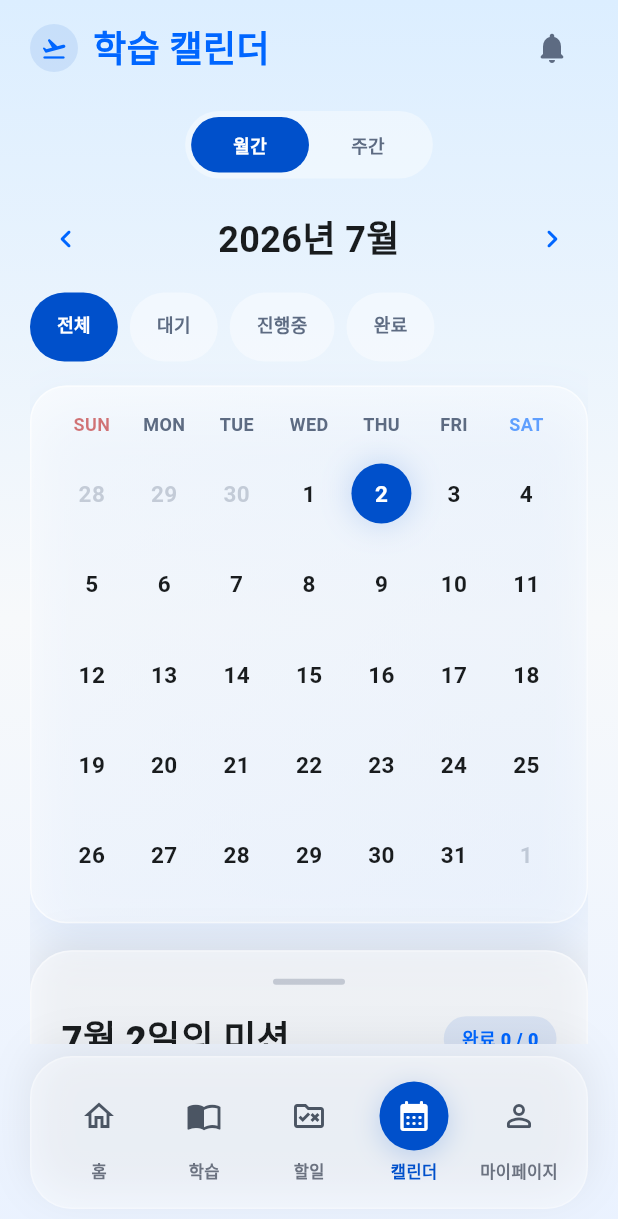
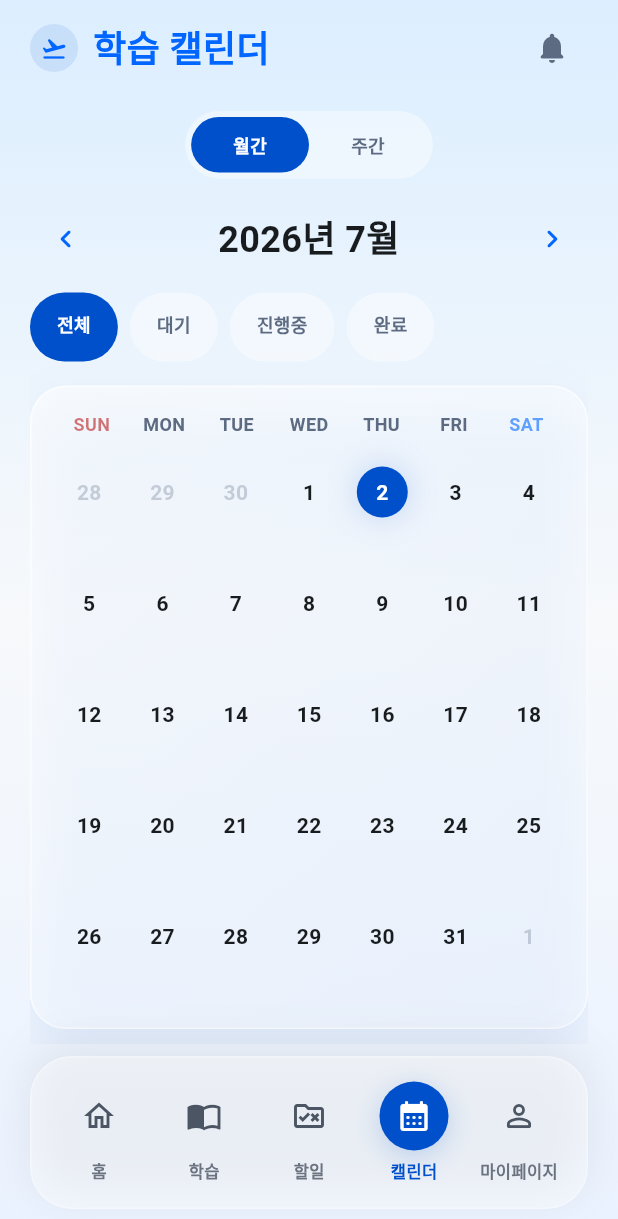
Before and after one commit to C4t4ddict/studypilot-flutter-app, a Flutter app: the PlannerCalendarPage screen opened by its route, on a phone screen of 412 x 824 dp. Shown: the top 1219 px of the screen. Run offline on Flutter 3.47's test engine with Material 3 defaults, Android fonts, the phone set to English and light mode, and no system bars; our stand-ins replace flutter_dotenv, go_router, qr_flutter, rxdart, share_plus, shared_preferences and 1 more; accounts and stored records are empty; network calls fail.

Commit message:
학습 캘린더 날짜 숫자와 구간 바 표현 조정 (#52)
Co-authored-by: Hoya's Mac Mini <brian@Hoyasui-Macmini.local>

```diff
--- a/lib/features/planner/calendar_page.dart
+++ b/lib/features/planner/calendar_page.dart
@@ -229,25 +229,30 @@ class _PlannerCalendarPageState extends State<PlannerCalendarPage> {
                       itemCount: visibleDays.length,
                       shrinkWrap: true,
                       physics: const NeverScrollableScrollPhysics(),
-                      gridDelegate: const SliverGridDelegateWithFixedCrossAxisCount(crossAxisCount: 7, mainAxisSpacing: 12),
+                      gridDelegate: const SliverGridDelegateWithFixedCrossAxisCount(crossAxisCount: 7, mainAxisSpacing: 10, crossAxisSpacing: 4, mainAxisExtent: 64),
                       itemBuilder: (context, index) {
                         final day = visibleDays[index];
                         final selected = day.year == _selected.year && day.month == _selected.month && day.day == _selected.day;
                         final inMonth = day.month == _displayMonth.month;
-                        final hasTodo = selectedCurriculumTodos.any((t) => _isSameDay(day, t['due_date'] as String?));
                         final segment = selectedCurriculum == null ? null : PlannerService.findSegmentForDate(selectedCurriculum, day);
                         final dayTodoCount = selectedCurriculumTodos.where((t) => _isSameDay(day, t['due_date'] as String?)).length;
+                        final segmentColor = segment == null ? null : Color(int.parse((segment['color'] ?? PlannerService.segmentPalette.first).toString()));
                         return InkWell(
                           onTap: () {
                             setState(() => _selected = day);
                             _showDayDetailSheet(day: day, curriculum: selectedCurriculum, todos: selectedCurriculumTodos);
                           },
-                          borderRadius: BorderRadius.circular(999),
+                          borderRadius: BorderRadius.circular(14),
+                          child: Container(
+                            padding: const EdgeInsets.symmetric(horizontal: 2, vertical: 2),
                             child: Column(
                               children: [
+                                Row(
+                                  mainAxisAlignment: MainAxisAlignment.center,
+                                  children: [
                                     Container(
-                                width: 40,
-                                height: 40,
+                                      width: 34,
+                                      height: 34,
                                       decoration: BoxDecoration(
                                         color: selected ? const Color(0xFF0050CB) : Colors.transparent,
                                         shape: BoxShape.circle,
@@ -257,51 +262,52 @@ class _PlannerCalendarPageState extends State<PlannerCalendarPage> {
                                       child: Text(
                                         '${day.day}',
                                         style: TextStyle(
-                                    fontSize: 15,
+                                          fontSize: 14,
                                           fontWeight: FontWeight.w700,
                                           color: selected ? Colors.white : (inMonth ? AppColors.lightText : AppColors.lightMuted.withValues(alpha: 0.3)),
                                         ),
                                       ),
                                     ),
-                              const SizedBox(height: 4),
-                              if (segment != null)
-                                Column(
-                                  children: [
+                                    if (dayTodoCount > 0) ...[
+                                      const SizedBox(width: 4),
                                       Container(
-                                      padding: const EdgeInsets.symmetric(horizontal: 4, vertical: 2),
+                                        constraints: const BoxConstraints(minWidth: 16, minHeight: 16),
+                                        padding: const EdgeInsets.symmetric(horizontal: 4, vertical: 1),
+                                        alignment: Alignment.center,
                                         decoration: BoxDecoration(
-                                        color: Color(int.parse((segment['color'] ?? PlannerService.segmentPalette.first).toString())).withValues(alpha: 0.18),
+                                          color: selected ? Colors.white : const Color(0xFF006689),
                                           borderRadius: BorderRadius.circular(999),
                                         ),
                                         child: Text(
-                                        _segmentLabel((segment['name'] ?? '-').toString()),
-                                        maxLines: 2,
-                                        textAlign: TextAlign.center,
-                                        overflow: TextOverflow.ellipsis,
-                                        style: TextStyle(fontSize: 7, height: 1.1, fontWeight: FontWeight.w700, color: Color(int.parse((segment['color'] ?? PlannerService.segmentPalette.first).toString()))),
+                                          '$dayTodoCount',
+                                          style: TextStyle(fontSize: 9, fontWeight: FontWeight.w800, color: selected ? const Color(0xFF006689) : Colors.white),
                                         ),
-                                    ),
-                                    if (dayTodoCount > 0) ...[
-                                      const SizedBox(height: 3),
-                                      Container(
-                                        width: 18,
-                                        height: 18,
-                                        alignment: Alignment.center,
-                                        decoration: BoxDecoration(color: selected ? Colors.white : const Color(0xFF006689), shape: BoxShape.circle),
-                                        child: Text('$dayTodoCount', style: TextStyle(fontSize: 9, fontWeight: FontWeight.w800, color: selected ? const Color(0xFF006689) : Colors.white)),
                                       ),
                                     ],
                                   ],
+                                ),
+                                const SizedBox(height: 6),
+                                if (segment != null)
+                                  Container(
+                                    width: double.infinity,
+                                    padding: const EdgeInsets.symmetric(horizontal: 4, vertical: 3),
+                                    decoration: BoxDecoration(
+                                      color: segmentColor!.withValues(alpha: 0.16),
+                                      borderRadius: BorderRadius.circular(8),
+                                      border: Border.all(color: segmentColor.withValues(alpha: 0.24)),
+                                    ),
+                                    child: Text(
+                                      _segmentLabel((segment['name'] ?? '-').toString()),
+                                      maxLines: 1,
+                                      textAlign: TextAlign.center,
+                                      overflow: TextOverflow.ellipsis,
+                                      style: TextStyle(fontSize: 8, fontWeight: FontWeight.w700, color: segmentColor),
+                                    ),
                                   )
-                              else if (hasTodo)
-                                Container(
-                                  width: 18,
-                                  height: 18,
-                                  alignment: Alignment.center,
-                                  decoration: BoxDecoration(color: selected ? Colors.white : const Color(0xFF006689), shape: BoxShape.circle),
-                                  child: Text('$dayTodoCount', style: TextStyle(fontSize: 9, fontWeight: FontWeight.w800, color: selected ? const Color(0xFF006689) : Colors.white)),
+                                else
+                                  const SizedBox(height: 18),
+                              ],
                             ),
-                            ],
                           ),
                         );
                       },
```
Lines whose indentation alone changed are shown as unchanged.
